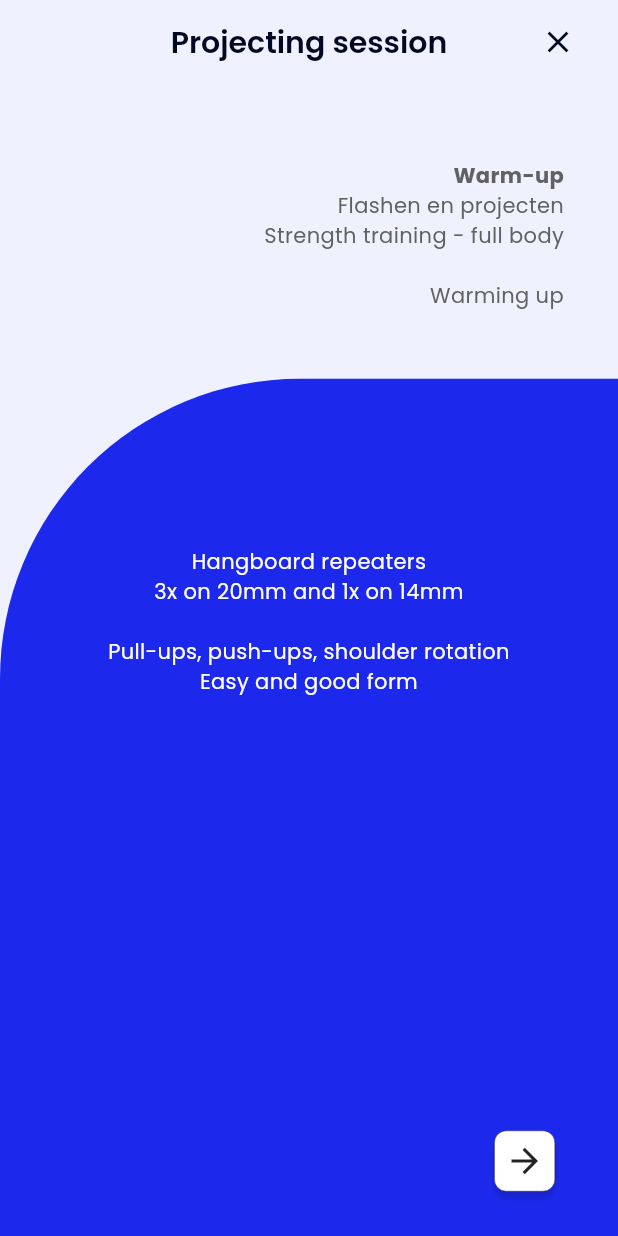
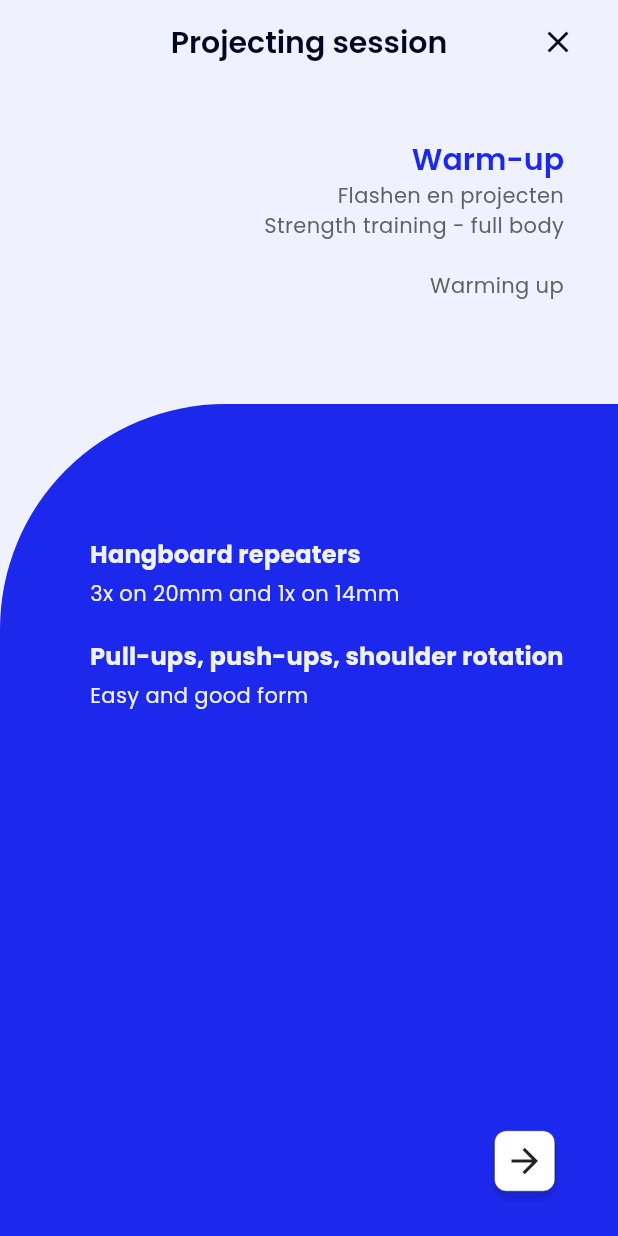
Before and after one commit to mschuhmacher/training_schedule_app, a Flutter app: the ActiveSessionScreen screen opened directly, on a phone screen of 412 x 824 dp. Run offline on Flutter 3.47's test engine with Material 3 defaults, Android fonts, the light colour scheme and no system bars; our stand-ins replace table_calendar.

Commit message:
small changes

```diff
--- a/lib/presentation/screens/session_active_screen.dart
+++ b/lib/presentation/screens/session_active_screen.dart
@@ -24,14 +24,28 @@ class _ActiveSessionScreenState extends State<ActiveSessionScreen> {
 
         Workout activeWorkout =
             activeSession.list[sessionStateData.workoutIndex];
+
         List<Widget> exerciseWidgets =
             activeWorkout.list
                 .map(
-                  (name) => Text(
-                    // TODO: change to two Text widgets for different styling between title and description
-                    '${name.title} \n${name.description} \n',
-                    style: TextStyle(color: Colors.white),
-                    textAlign: TextAlign.center,
+                  (name) => Column(
+                    crossAxisAlignment: CrossAxisAlignment.start,
+                    children: [
+                      Text(
+                        '${name.title}',
+                        style: context.title?.copyWith(
+                          color: Theme.of(context).colorScheme.onPrimary,
+                          fontWeight: FontWeight.bold,
+                        ),
+                      ),
+                      SizedBox(height: 4),
+                      Text(
+                        '${name.description} \n',
+                        style: context.bodyMedium?.copyWith(
+                          color: Theme.of(context).colorScheme.onPrimary,
+                        ),
+                      ),
+                    ],
                   ),
                 )
                 .toList();
@@ -42,7 +56,7 @@ class _ActiveSessionScreenState extends State<ActiveSessionScreen> {
           if (i == sessionStateData.workoutIndex) {
             workoutNames[i] = Text(
               activeSession.list[i].title,
-              style: TextStyle(fontWeight: FontWeight.bold),
+              style: context.h3,
             );
           }
         }
@@ -74,9 +88,9 @@ class _ActiveSessionScreenState extends State<ActiveSessionScreen> {
             child: Column(
               mainAxisAlignment: MainAxisAlignment.start,
               children: [
-                Expanded(flex: 1, child: Container()),
+                SizedBox(height: 24),
                 Expanded(
-                  flex: 4,
+                  flex: 5,
                   child: Padding(
                     padding: const EdgeInsets.fromLTRB(12.0, 12.0, 36.0, 12.0),
                     child: Align(
@@ -105,15 +119,32 @@ class _ActiveSessionScreenState extends State<ActiveSessionScreen> {
                     decoration: BoxDecoration(
                       color: Theme.of(context).colorScheme.primary,
                       borderRadius: BorderRadius.only(
-                        topLeft: Radius.circular(200), // large curve
+                        topLeft: Radius.circular(150), // large curve
                       ),
                     ),
                     child: Padding(
-                      padding: const EdgeInsets.all(12.0),
+                      padding: const EdgeInsets.fromLTRB(
+                        60.0,
+                        12.0,
+                        24.0,
+                        12.0,
+                      ),
                       child: Column(
                         mainAxisAlignment: MainAxisAlignment.start,
+                        crossAxisAlignment: CrossAxisAlignment.start,
                         children:
-                            <Widget>[SizedBox(height: 100)] + exerciseWidgets,
+                            <Widget>[
+                              SizedBox(height: 60),
+                              // Text(
+                              //   activeWorkout.title,
+                              //   style: context.title?.copyWith(
+                              //     color:
+                              //         Theme.of(context).colorScheme.onPrimary,
+                              //   ),
+                              // ),
+                              SizedBox(height: 16),
+                            ] +
+                            exerciseWidgets,
                       ),
                     ),
                   ),
--- a/lib/presentation/widgets/my_listview.dart
+++ b/lib/presentation/widgets/my_listview.dart
@@ -112,7 +112,7 @@ class MyListViewCard extends StatelessWidget {
                               presetData.presetSessions.length - 1) {
                             sessionStateData.decrementSessionIndex();
                           }
-                          presetData.deletUserPresetSession(index);
+                          presetData.deleteUserPresetSession(index);
                         },
                         icon: Icon(Icons.delete),
                       ),
--- a/lib/todolist.dart
+++ b/lib/todolist.dart
@@ -10,17 +10,14 @@
 // INTERACTION:
 // - edit preset sessions
 // - edit sets or reps during workout
-// - edit session once completed --> pop-up before logging
 //
 // UI:
-// - update active session screen
-// - update add exercise screen
+
 //
 // workflow: start session --> no saved sessions yet -->
 // add sessions from preset list or add your own --> save savedSessions locally
 //
 // BUGS:
-// Remove all user presets button removes all sessions, workouts, and exercises
 
 
 
```
Also changed, not shown: lib/presentation/screens/session_select_screen.dart (+16 -1 lines), lib/presentation/widgets/add_exercise_modal_sheet.dart (+35 -6 lines), lib/providers/preset_provider.dart (+13 -1 lines).
